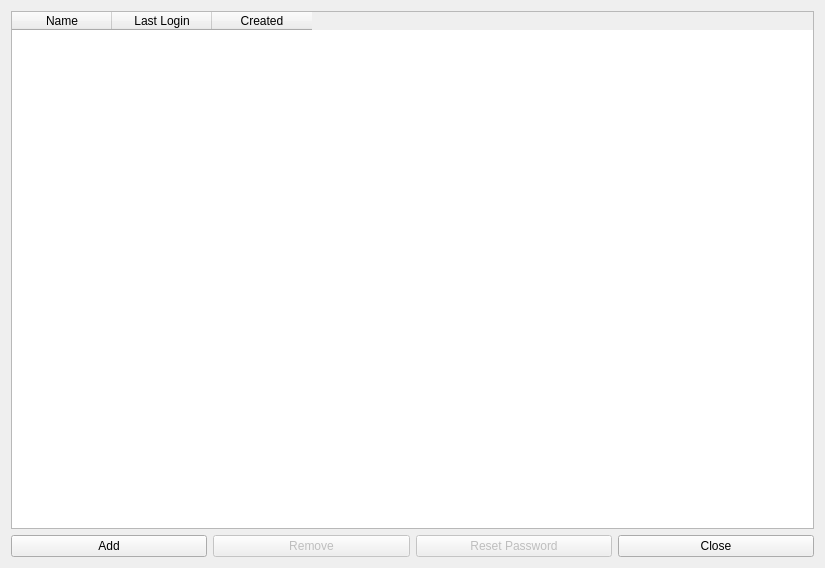
Above: api/interface/qt/QUserListDialog.ui from patrickdemond/Alder before the change. Below: the same form after it.
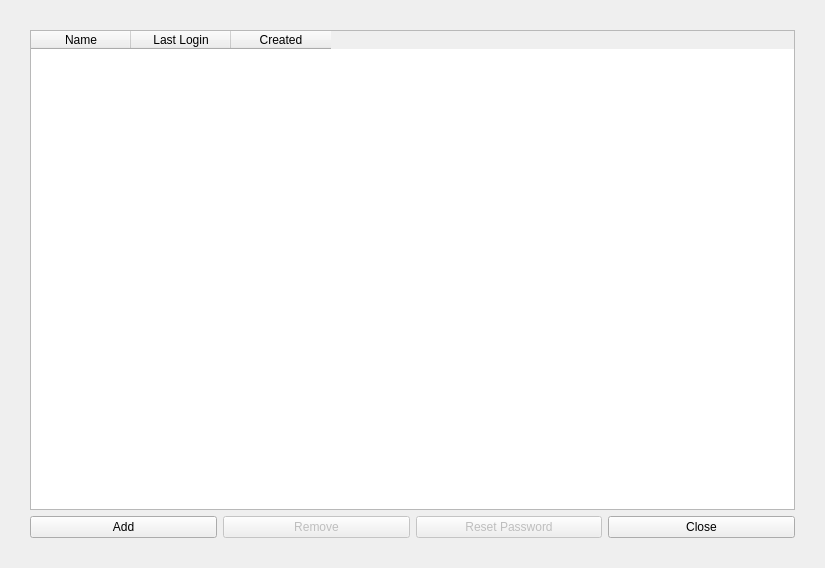
That is the form after the change.

```diff
--- a/api/interface/qt/QUserListDialog.ui
+++ b/api/interface/qt/QUserListDialog.ui
@@ -14,6 +14,9 @@
    <string>Form</string>
   </property>
   <layout class="QVBoxLayout" name="verticalLayout_2">
+   <property name="margin">
+    <number>30</number>
+   </property>
    <item>
     <widget class="QTableWidget" name="userTableWidget">
      <property name="minimumSize">
```
